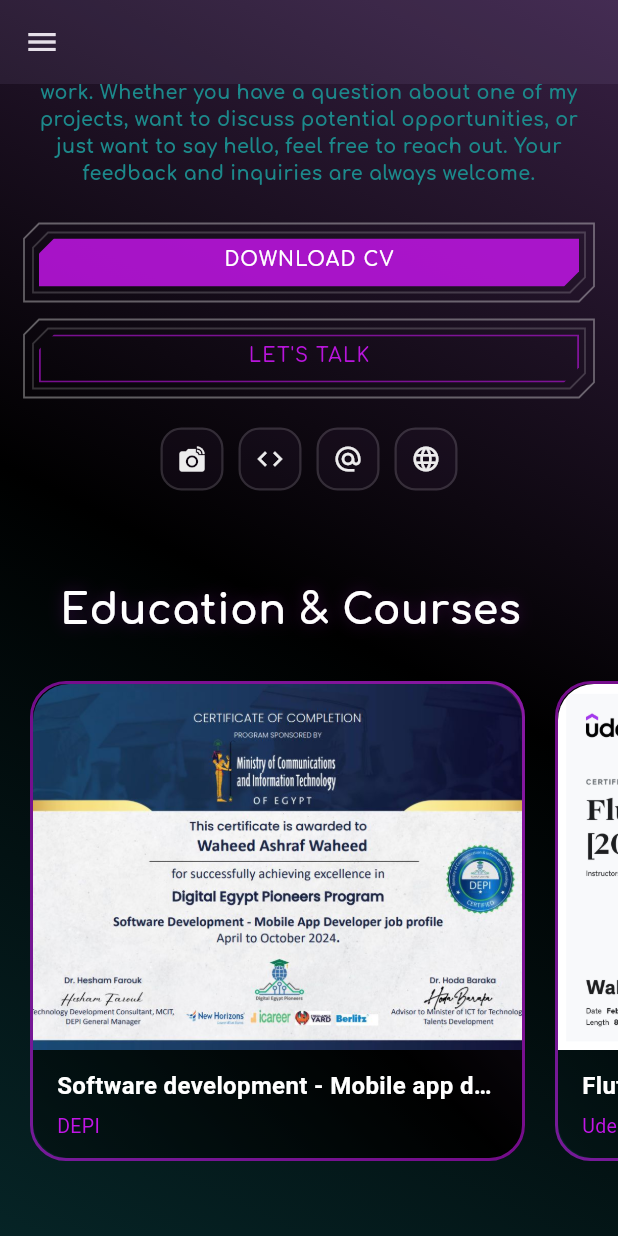
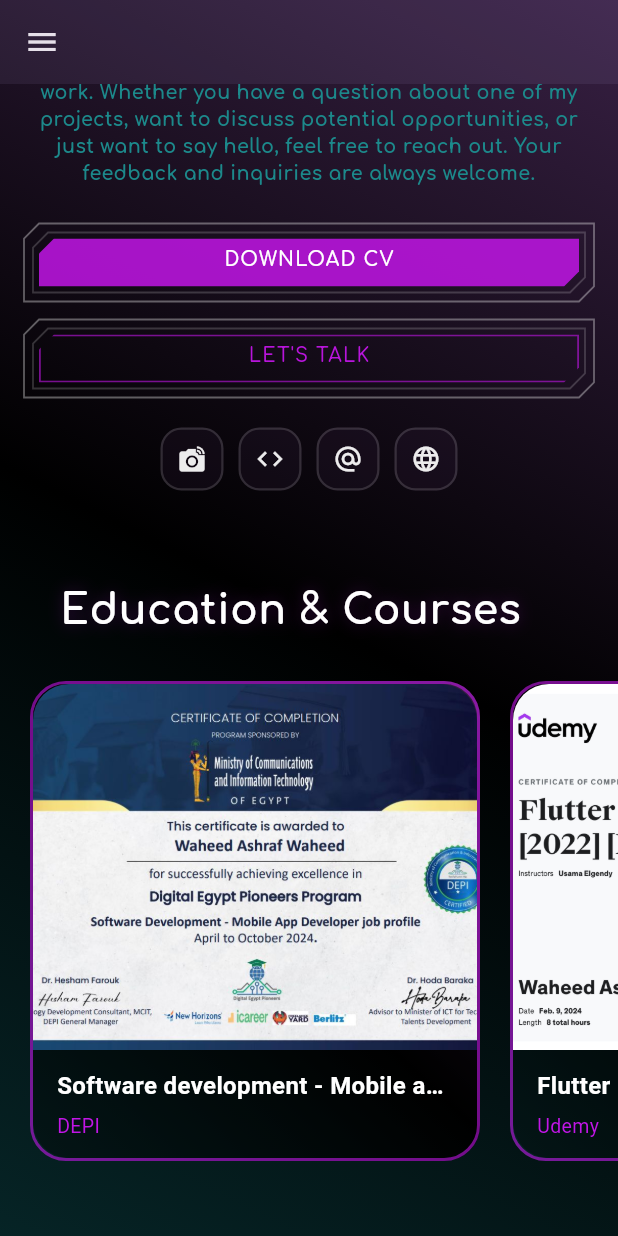
Before and after one commit to Waheed-Ashraf/Portfolio, a Flutter app: the screen it shows after launch, scrolled down 576 dp, on a phone screen of 412 x 824 dp. Run offline on Flutter 3.47's test engine with Material 3 defaults, Android fonts, the phone set to English and light mode, and no system bars; our stand-ins replace animate_do, animated_text_kit, dio, flutter_svg; missing offline and left inert: dart:ui_web, universal_html; project files that could hold a hidden picture were left out.

```diff
--- a/lib/features/home/presentation/views/widgets/education_and_courses_section/education_and_courses_section.dart
+++ b/lib/features/home/presentation/views/widgets/education_and_courses_section/education_and_courses_section.dart
@@ -44,7 +44,7 @@
                 itemCount: educationAndCoursesList.length,
                 itemBuilder: (context, index) {
                   return SizedBox(
-                    width: 350,
+                    width: 320,
                     child:
                         _EducationCard(model: educationAndCoursesList[index]),
                   );
--- a/lib/features/home/presentation/views/widgets/projects_section/project_section.dart
+++ b/lib/features/home/presentation/views/widgets/projects_section/project_section.dart
@@ -44,7 +44,7 @@
                 separatorBuilder: (_, __) => const SizedBox(width: 18),
                 itemBuilder: (context, index) {
                   return SizedBox(
-                    width: 380,
+                    width: 320,
                     child: _ProjectCard(model: projectsList[index]),
                   );
                 },
```
